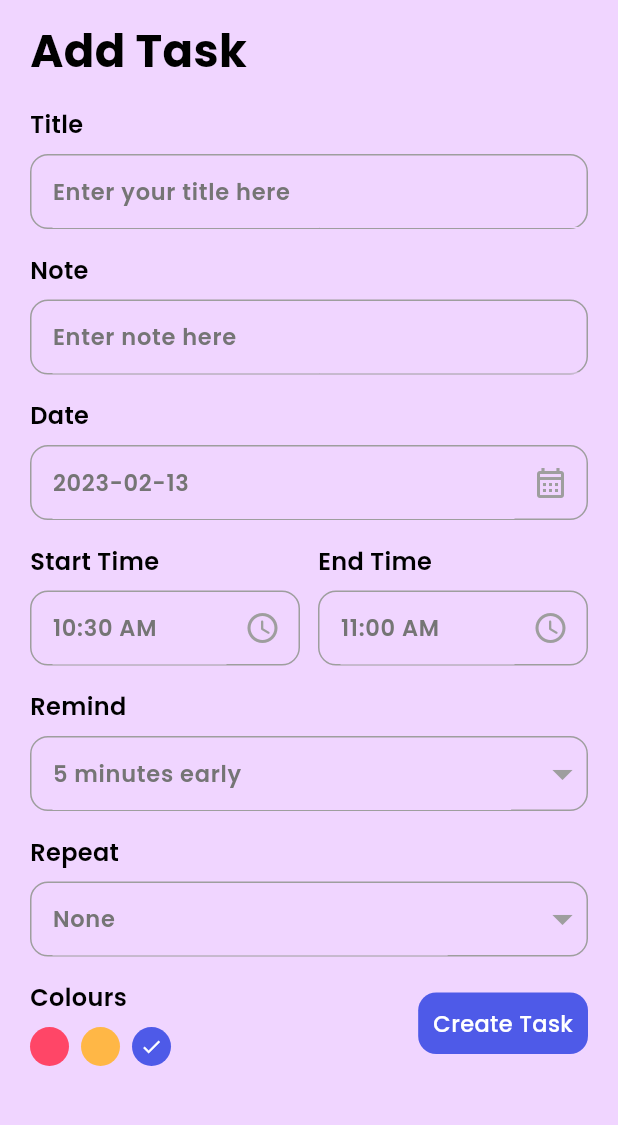
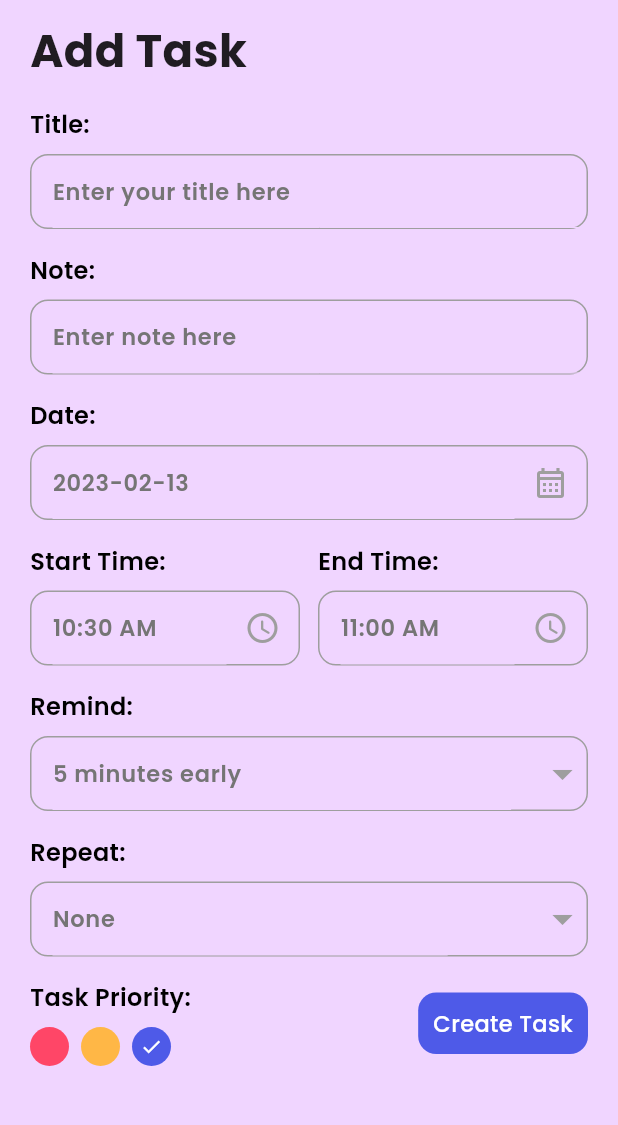
Before and after one commit to abhidhadke/to_do_app, a Flutter app: the screen it shows after launch, after a tap on "+ Add Task", on a phone screen of 412 x 824 dp, the part 65-1190 px from its top. Run offline on Flutter 3.47's test engine with Material 2 defaults, Android fonts, the phone set to English and light mode, and no system bars; our stand-ins replace awesome_snackbar_content, date_picker_timeline, flutter_local_notifications, flutter_native_timezone, flutter_staggered_animations, get and 4 more; accounts and stored records are empty.

Commit message:
theme change

```diff
--- a/lib/ui/add_task_bar.dart
+++ b/lib/ui/add_task_bar.dart
@@ -45,9 +45,9 @@ class _AddTaskPageState extends State<AddTaskPage> {
             children: [
               Text('Add Task',
               style: headingStyle,),
-              MyInputField(title: 'Title', hint: 'Enter your title here',controller: _titleController,),
-              MyInputField(title: 'Note', hint: 'Enter note here', controller: _noteController,),
-              MyInputField(title: 'Date', hint: DateFormat('yyyy-MM-dd').format(_selectedDate),
+              MyInputField(title: 'Title:', hint: 'Enter your title here',controller: _titleController,),
+              MyInputField(title: 'Note:', hint: 'Enter note here', controller: _noteController,),
+              MyInputField(title: 'Date:', hint: DateFormat('yyyy-MM-dd').format(_selectedDate),
               widget: IconButton(
                   onPressed: (){
                     _getDateFromUser();
@@ -56,7 +56,7 @@ class _AddTaskPageState extends State<AddTaskPage> {
               Row(
                 children: [
                   Expanded(
-                      child: MyInputField(title: 'Start Time', hint: _startTime,widget: IconButton(
+                      child: MyInputField(title: 'Start Time:', hint: _startTime,widget: IconButton(
                         onPressed: (){
                           _getTimeFromUser(isStartTime: true);
                         },
@@ -64,7 +64,7 @@ class _AddTaskPageState extends State<AddTaskPage> {
                       ) ),),
                   const SizedBox(width: 12,),
                   Expanded(
-                    child: MyInputField(title: 'End Time', hint: _endTime,widget: IconButton(
+                    child: MyInputField(title: 'End Time:', hint: _endTime,widget: IconButton(
                       onPressed: (){
                         _getTimeFromUser(isStartTime: false);
                       },
@@ -72,7 +72,7 @@ class _AddTaskPageState extends State<AddTaskPage> {
                     ) ),)
                 ],
               ),
-              MyInputField(title: 'Remind', hint: '$_selectedRemind minutes early',
+              MyInputField(title: 'Remind:', hint: '$_selectedRemind minutes early',
                 widget: DropdownButton(
                   icon: const Icon(Icons.arrow_drop_down_outlined,color: Colors.grey,),
                   iconSize: 32,
@@ -94,7 +94,7 @@ class _AddTaskPageState extends State<AddTaskPage> {
                   },
                 ),
               ),
-              MyInputField(title: 'Repeat', hint: _selectedRepeat,
+              MyInputField(title: 'Repeat:', hint: _selectedRepeat,
                 widget: DropdownButton(
                   icon: const Icon(Icons.arrow_drop_down_outlined,color: Colors.grey,),
                   iconSize: 32,
@@ -210,7 +210,7 @@ class _AddTaskPageState extends State<AddTaskPage> {
     return Column(
       crossAxisAlignment: CrossAxisAlignment.start,
       children: [
-        Text('Colours', style: titleStyle,),
+        Text('Task Priority:', style: titleStyle,),
         const SizedBox(height: 8,),
         Wrap(
           children: List<Widget>.generate(3, (int index){
--- a/lib/ui/home_page.dart
+++ b/lib/ui/home_page.dart
@@ -25,14 +25,14 @@ class Homepage extends StatefulWidget {
 class _HomepageState extends State<Homepage> {
   DateTime _selectedDate = DateTime.now();
   final _taskController = Get.put(TaskController());
-  var notifyHelper;
+  //late NotifyHelper notifyHelper;
 
 
   @override
   void initState() {
     // TODO: implement initState
     super.initState();
-    notifyHelper = NotifyHelper();
+    NotifyHelper notifyHelper = NotifyHelper();
     notifyHelper.initializeNotification();
     notifyHelper.requestIOSPermissions();
 
@@ -154,11 +154,16 @@ class _HomepageState extends State<Homepage> {
         height: MediaQuery.of(context).size.height*0.614,
 
         decoration: BoxDecoration(
-
+          boxShadow: const [
+            BoxShadow(
+              blurRadius: 10.0,
+              offset: Offset(0, 8)
+            )
+          ],
           color:  context.theme.colorScheme.tertiary,
           borderRadius: const BorderRadius.only(
-            topLeft: Radius.circular(15),
-            topRight: Radius.circular(15)
+            topLeft: Radius.circular(20),
+            topRight: Radius.circular(20)
           )
         ),
         child: Column(
--- a/lib/ui/themes.dart
+++ b/lib/ui/themes.dart
@@ -39,8 +39,8 @@ TextStyle get subHeadingStyle {
   return GoogleFonts.poppins(
       textStyle: TextStyle(
           fontSize: 24,
-          fontWeight: FontWeight.bold,
-        color: Get.isDarkMode ? Colors.grey[400] : Colors.grey
+          fontWeight: FontWeight.w700,
+        color: Get.isDarkMode ? Colors.grey[400] : Colors.grey[800]
       )
   );
 }
@@ -49,8 +49,8 @@ TextStyle get headingStyle {
   return GoogleFonts.poppins(
       textStyle: TextStyle(
           fontSize: 30,
-          fontWeight: FontWeight.bold,
-          color: Get.isDarkMode ? Colors.white : Colors.black
+          fontWeight: FontWeight.w700,
+          color: Get.isDarkMode ? Colors.white : Colors.black87
       )
   );
 }
```
